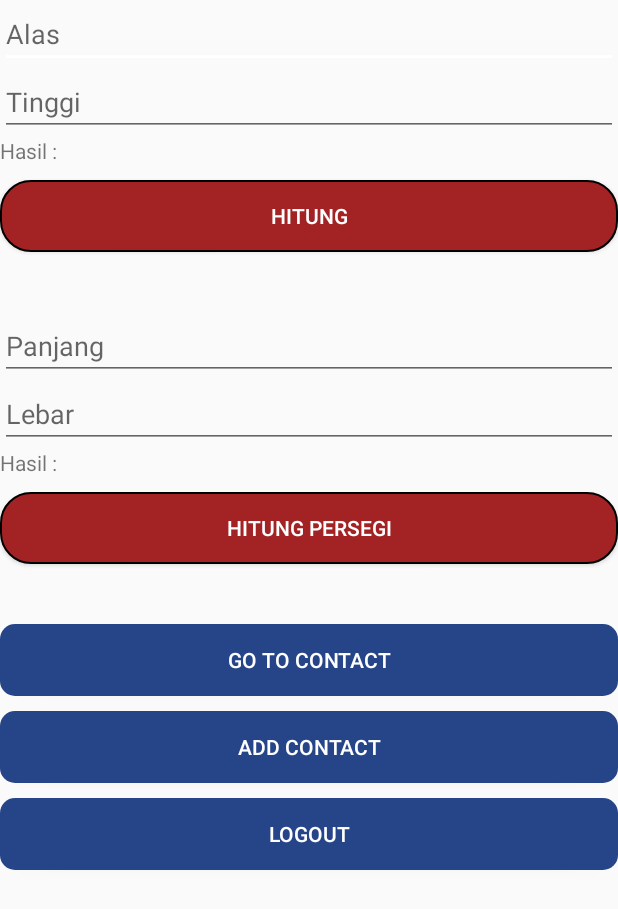
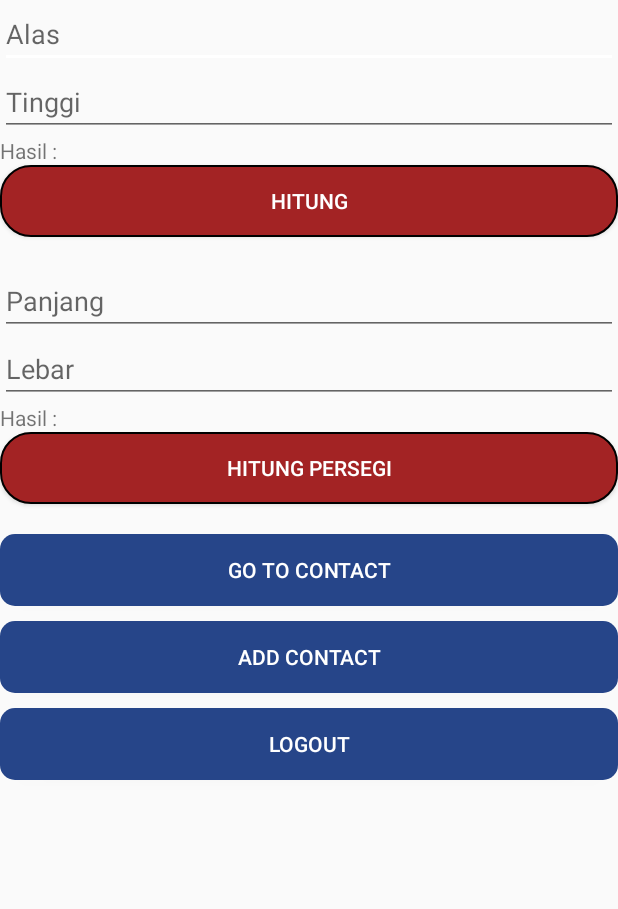
Before and after one commit to aceeeenn/androidstudio-apps, an Android app: the MainActivity screen opened directly, with no data from a screen before it, on a phone screen of 412 x 824 dp. Shown: the top 909 px of the screen. Run offline under Robolectric (Android 15) with nearby library versions, the phone set to English and light mode, and no system bars; network calls fail.

Commit message:
fix read dan updaate

```diff
--- a/app/src/main/java/com/example/apps/ContactUser/MainContact.java
+++ b/app/src/main/java/com/example/apps/ContactUser/MainContact.java
@@ -39,7 +39,7 @@ public class MainContact extends AppCompatActivity {
         vor = new VolleyObjectResult() {
             @Override
             public void resSuccess(String requestType, JSONObject response) {
-                Toast.makeText(MainContact.this, response.toString(), Toast.LENGTH_LONG).show();
+        //        Toast.makeText(MainContact.this, response.toString(), Toast.LENGTH_LONG).show();
 
                 try {
                     JSONArray jsonArray = response.getJSONArray("values");
--- a/app/src/main/java/com/example/apps/MainActivity.java
+++ b/app/src/main/java/com/example/apps/MainActivity.java
@@ -121,8 +121,8 @@ public class MainActivity extends AppCompatActivity implements View.OnClickListe
 
                 if (email != null && password !=null){
 
-                 final SharedPreferences sesdata = PreferenceManager.
-                     getDefaultSharedPreferences(MainActivity.this);
+                 final SharedPreferences sesdata = PreferenceManager
+                     .getDefaultSharedPreferences(MainActivity.this);
                  SharedPreferences.Editor lds = sesdata.edit();
                  lds.clear();
                  lds.commit();
--- a/app/src/main/res/layout/activity_main.xml
+++ b/app/src/main/res/layout/activity_main.xml
@@ -28,8 +28,7 @@
         android:layout_height="wrap_content"
         android:text="Hitung"
         android:textColor="@color/colorWhite"
-        android:background="@drawable/btn_hitung"
-        android:layout_marginTop="10dp"/>
+        android:background="@drawable/btn_hitung"/>
 
     <TextView
         android:id="@+id/hasil"
@@ -54,7 +53,7 @@
         android:layout_width="match_parent"
         android:layout_height="wrap_content"
         android:layout_below="@id/button"
-        android:layout_marginTop="40dp"/>
+        android:layout_marginTop="20dp"/>
 
     <EditText
         android:id="@+id/lebar"
@@ -75,11 +74,9 @@
         android:layout_below="@+id/hasilpp"
         android:layout_width="match_parent"
         android:layout_height="wrap_content"
-        android:layout_marginTop="10dp"
         android:text="Hitung Persegi"
         android:background="@drawable/btn_hitung"
-        android:textColor="@color/colorWhite"
-        android:layout_marginBottom="20dp"/>
+        android:textColor="@color/colorWhite"/>
 
     <Button
         android:id="@+id/logout"
--- a/build.gradle
+++ b/build.gradle
@@ -7,7 +7,7 @@ buildscript {
 
     }
     dependencies {
-        classpath 'com.android.tools.build:gradle:3.3.0'
+        classpath 'com.android.tools.build:gradle:3.4.2'
 
         // NOTE: Do not place your application dependencies here; they belong
         // in the individual module build.gradle files
```
Also changed, not shown: app/src/main/java/com/example/apps/ContactUser/Update.java (+3 -11 lines), gradle/wrapper/gradle-wrapper.properties.
